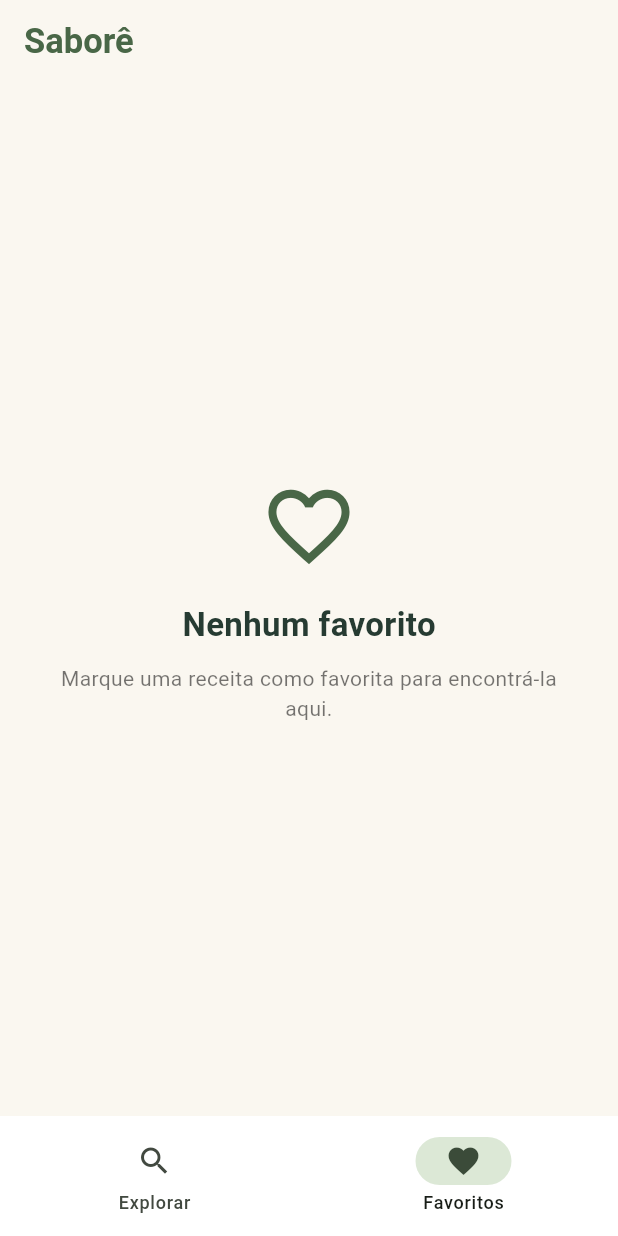
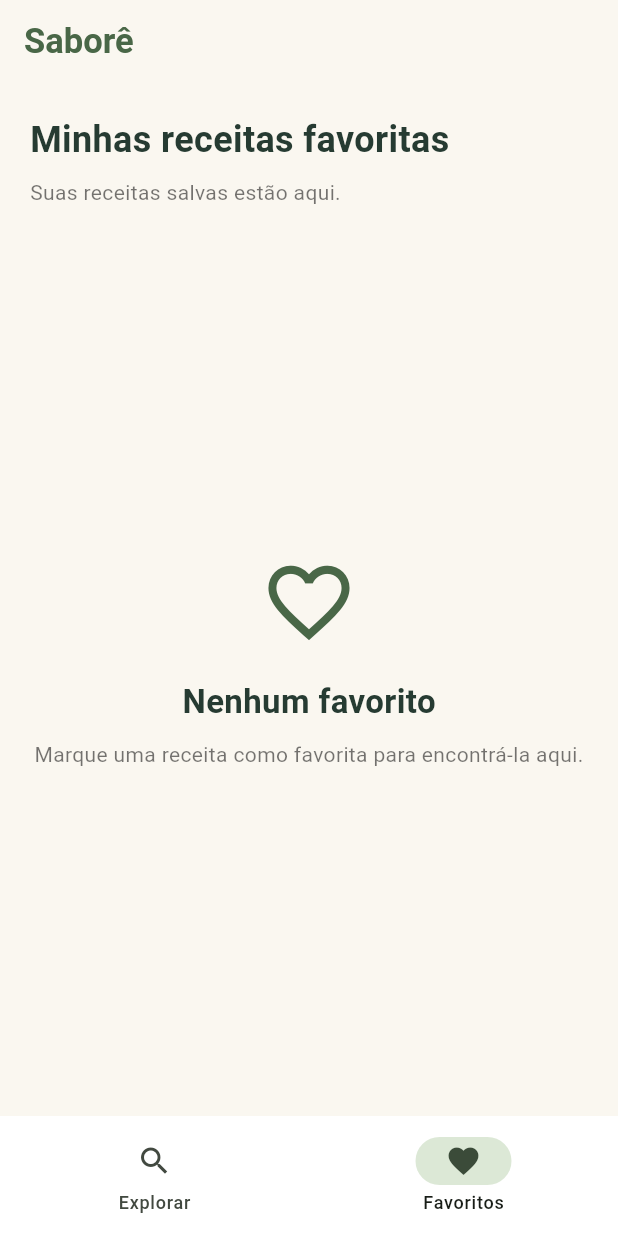
Before and after one commit to mariadudasouza05/Duda-Receitas-Mobile-Atv-1, a Flutter app: the screen it shows after launch, item 2 of the bottom bar chosen, on a phone screen of 412 x 824 dp. Run offline on Flutter 3.47's test engine with Material 3 defaults, Android fonts, the phone set to English and light mode, and no system bars; network calls fail.

Commit message:
projeto final

```diff
--- a/lib/pages/inicio.dart
+++ b/lib/pages/inicio.dart
@@ -20,6 +20,7 @@ class _InicioState extends State<Inicio> {
   final GlobalKey<FormState> _formKey = GlobalKey<FormState>();
 
   List<Receita> receitas = [];
+  List<Receita> favoritos = [];
 
   String? _termoPesquisado;
   String? erro;
@@ -38,13 +39,30 @@ class _InicioState extends State<Inicio> {
     _carregarReceitas();
   }
 
+  void _atualizarFavorito(Receita receita, bool salvar) {
+    setState(() {
+      if (salvar) {
+        final jaExiste = favoritos.any(
+              (item) => item.id == receita.id,
+        );
+
+        if (!jaExiste) {
+          favoritos.add(receita);
+        }
+      } else {
+        favoritos.removeWhere(
+              (item) => item.id == receita.id,
+        );
+      }
+    });
+  }
+
   @override
   void dispose() {
     _searchController.dispose();
     super.dispose();
   }
 
-  // Busca todas as receitas da API
   Future<void> _carregarReceitas() async {
     setState(() {
       carregando = true;
@@ -70,7 +88,6 @@ class _InicioState extends State<Inicio> {
     }
   }
 
-  // Pesquisa receitas pelo nome
   Future<void> _executarPesquisa() async {
     if (!_formKey.currentState!.validate()) {
       return;
@@ -104,7 +121,6 @@ class _InicioState extends State<Inicio> {
     }
   }
 
-  // Limpa a pesquisa e carrega todas as receitas novamente
   void _limparPesquisa() {
     _searchController.clear();
 
@@ -115,7 +131,6 @@ class _InicioState extends State<Inicio> {
     _carregarReceitas();
   }
 
-  // Calcula o tempo total de preparo e cozimento
   String _tempoTotal(Receita receita) {
     final preparo = receita.tempoPreparo ?? 0;
     final cozimento = receita.tempoCozimento ?? 0;
@@ -129,7 +144,6 @@ class _InicioState extends State<Inicio> {
     return '$total min';
   }
 
-  // Exibe a imagem da receita
   Widget _imagemReceita(
       String? imagem, {
         double width = 100,
@@ -159,7 +173,6 @@ class _InicioState extends State<Inicio> {
     );
   }
 
-  // Cartão de cada receita
   Widget _cardReceita(Receita receita) {
     return Card(
       color: Colors.white,
@@ -177,6 +190,12 @@ class _InicioState extends State<Inicio> {
               builder: (context) {
                 return DetalhesReceita(
                   receita: receita,
+                  favoritaInicial: favoritos.any(
+                        (item) => item.id == receita.id,
+                  ),
+                  onFavoritoAlterado: (salvar) {
+                    _atualizarFavorito(receita, salvar);
+                  },
                 );
               },
             ),
@@ -269,7 +288,6 @@ class _InicioState extends State<Inicio> {
     );
   }
 
-  // Controla carregamento, erros e resultados vazios
   Widget _conteudoReceitas() {
     if (carregando) {
       return const Padding(
@@ -386,7 +404,6 @@ class _InicioState extends State<Inicio> {
     );
   }
 
-  // Tela principal de exploração
   Widget _telaExplorar() {
     return SingleChildScrollView(
       padding: const EdgeInsets.all(20),
@@ -537,23 +554,48 @@ class _InicioState extends State<Inicio> {
     );
   }
 
-  // Tela de favoritos (a funcionalidade será implementada depois)
   Widget _telaFavoritos() {
-    return const Center(
-      child: Padding(
-        padding: EdgeInsets.all(25),
+    return Padding(
+      padding: const EdgeInsets.all(20),
+      child: Column(
+        crossAxisAlignment: CrossAxisAlignment.start,
+        children: [
+          const Text(
+            'Minhas receitas favoritas',
+            style: TextStyle(
+              fontSize: 24,
+              fontWeight: FontWeight.bold,
+              color: textoEscuro,
+            ),
+          ),
+
+          const SizedBox(height: 8),
+
+          const Text(
+            'Suas receitas salvas estão aqui.',
+            style: TextStyle(
+              color: Colors.black54,
+              fontSize: 14,
+            ),
+          ),
+
+          const SizedBox(height: 20),
+
+          if (favoritos.isEmpty)
+            Expanded(
+              child: Center(
                 child: Column(
                   mainAxisAlignment: MainAxisAlignment.center,
                   children: [
-            Icon(
+                    const Icon(
                       Icons.favorite_border,
                       size: 65,
                       color: verde,
                     ),
 
-            SizedBox(height: 18),
+                    const SizedBox(height: 18),
 
-            Text(
+                    const Text(
                       'Nenhum favorito',
                       style: TextStyle(
                         fontSize: 22,
@@ -562,9 +604,9 @@ class _InicioState extends State<Inicio> {
                       ),
                     ),
 
-            SizedBox(height: 10),
+                    const SizedBox(height: 10),
 
-            Text(
+                    const Text(
                       'Marque uma receita como favorita para encontrá-la aqui.',
                       textAlign: TextAlign.center,
                       style: TextStyle(
@@ -574,6 +616,20 @@ class _InicioState extends State<Inicio> {
                     ),
                   ],
                 ),
+              ),
+            )
+          else
+            Expanded(
+              child: ListView.builder(
+                itemCount: favoritos.length,
+                itemBuilder: (context, index) {
+                  final receita = favoritos[index];
+
+                  return _cardReceita(receita);
+                },
+              ),
+            ),
+        ],
       ),
     );
   }
```
Also changed, not shown: lib/pages/detalhes_receita.dart (+12 -1 lines). Lines whose indentation alone changed are shown as unchanged.
